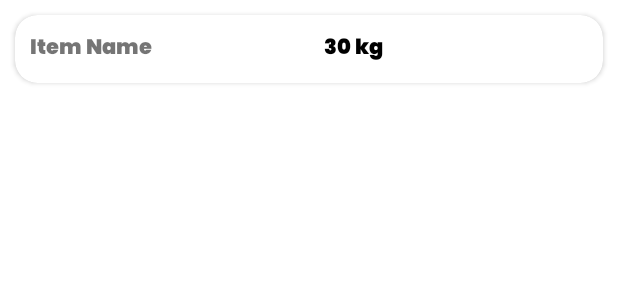
After one commit to animesh288/SHG_APP, an Android app: the layout approved_product_item.xml on its own in the app's theme, with its tools: preview values and no code run, on a phone screen of 412 x 824 dp. The commit adds this screen. Shown: the top 300 px of the screen. Run offline under Robolectric (Android 15) with nearby library versions, the light colour scheme and no system bars.

Commit message:
initial commit

```diff
--- a/app/src/main/java/com/android/selfhelpgroup_androidapp/itemBid/adapter/ItemBidAdapter.java
+++ b/app/src/main/java/com/android/selfhelpgroup_androidapp/itemBid/adapter/ItemBidAdapter.java
@@ -24,7 +24,6 @@ public class ItemBidAdapter extends RecyclerView.Adapter<BidHolder> {
 
     List<Item> itemList;
     Context context;
-//    ItemBidListener listener;
     List<BidSubRequest> bidSubRequests;
 
     public List<BidSubRequest> getBidSubRequests() {
--- /dev/null
+++ b/app/src/main/res/layout/approved_product_item.xml
@@ -0,0 +1,49 @@
+<?xml version="1.0" encoding="utf-8"?>
+<androidx.cardview.widget.CardView
+    xmlns:android="http://schemas.android.com/apk/res/android"
+    android:layout_width="match_parent"
+    android:layout_height="wrap_content"
+    xmlns:app="http://schemas.android.com/apk/res-auto"
+    app:layout_constraintStart_toStartOf="parent"
+    app:layout_constraintEnd_toEndOf="parent"
+    app:cardCornerRadius="15dp"
+    android:layout_margin="10dp"
+    app:layout_constraintTop_toTopOf="parent">
+
+    <androidx.constraintlayout.widget.ConstraintLayout
+        android:layout_width="match_parent"
+        android:layout_height="match_parent">
+
+        <TextView
+            android:layout_width="0dp"
+            android:layout_height="wrap_content"
+            android:fontFamily="@font/poppins"
+            android:layout_margin="10dp"
+            app:layout_constraintStart_toStartOf="parent"
+            app:layout_constraintTop_toTopOf="parent"
+            android:id="@+id/itemName"
+            android:text="Item Name"
+            app:layout_constraintBottom_toBottomOf="parent"
+            app:layout_constraintEnd_toStartOf="@+id/itemQuantity"/>
+
+        <TextView
+            android:layout_width="0dp"
+            android:layout_height="wrap_content"
+            app:layout_constraintStart_toEndOf="@id/itemName"
+            app:layout_constraintTop_toTopOf="parent"
+            app:layout_constraintEnd_toEndOf="parent"
+            android:text="30 kg"
+            android:textColor="@color/black"
+            android:fontFamily="@font/poppins"
+            android:layout_margin="10dp"
+            android:background="@drawable/box2"
+            app:layout_constraintBottom_toBottomOf="parent"
+            android:id="@+id/itemQuantity"/>
+
+
+
+
+
+    </androidx.constraintlayout.widget.ConstraintLayout>
+
+</androidx.cardview.widget.CardView>
```
Also changed, not shown: app/src/main/java/com/android/selfhelpgroup_androidapp/approvedOrders/adapter/ApprovedProductAdapter.java (added, +60 -0 lines), app/src/main/java/com/android/selfhelpgroup_androidapp/approvedOrders/holder/ApprovedProductHolder.java (added, +23 -0 lines), app/src/main/java/com/android/selfhelpgroup_androidapp/approvedOrders/ui/ApprovedOrderDetails.java (+30 -2 lines), app/src/main/res/layout/activity_approved_order_details.xml (+64 -0 lines).
